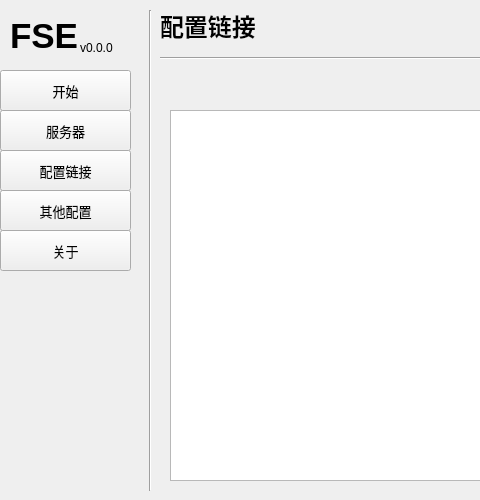
Qt form ui/main.ui (LyceenAiro/EazyFrpSetting) before a commit; both pictures show x 0 to 480 and y 0 to 500 of the 800 by 500 pixel window.
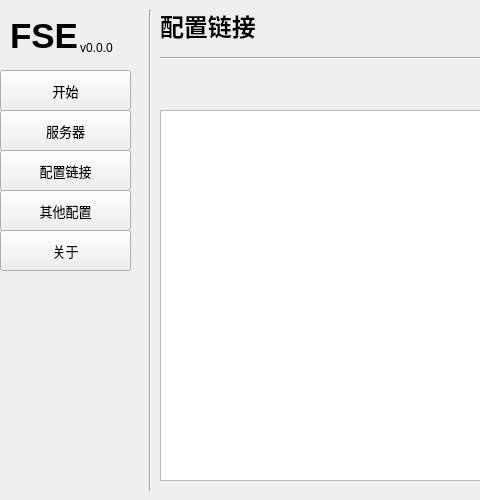
The same form after that commit. The open tabs and pages were chosen to show the change.

The edit to the form file:
```diff
--- a/ui/main.ui
+++ b/ui/main.ui
@@ -439,16 +439,6 @@
        <string>配置链接</string>
       </property>
      </widget>
-     <widget class="QTableView" name="linktable">
-      <property name="geometry">
-       <rect>
-        <x>10</x>
-        <y>100</y>
-        <width>611</width>
-        <height>371</height>
-       </rect>
-      </property>
-     </widget>
      <widget class="QPushButton" name="link_create">
       <property name="geometry">
        <rect>
@@ -488,12 +478,16 @@
        <string>编辑</string>
       </property>
      </widget>
-     <zorder>line_3</zorder>
-     <zorder>label_5</zorder>
-     <zorder>link_create</zorder>
-     <zorder>link_delete</zorder>
-     <zorder>link_modify</zorder>
-     <zorder>linktable</zorder>
+     <widget class="QTableWidget" name="linktable">
+      <property name="geometry">
+       <rect>
+        <x>0</x>
+        <y>100</y>
+        <width>621</width>
+        <height>371</height>
+       </rect>
+      </property>
+     </widget>
     </widget>
     <widget class="QWidget" name="page_2">
      <widget class="Line" name="line_6">
```
Left out of the diff: 2 changed lines with no effect on the pictures.
